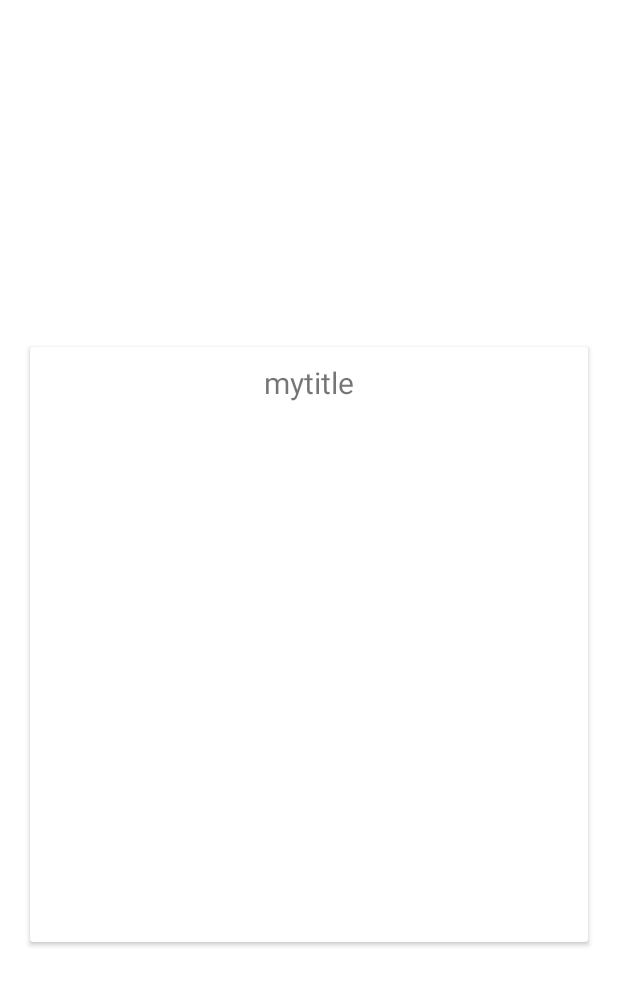
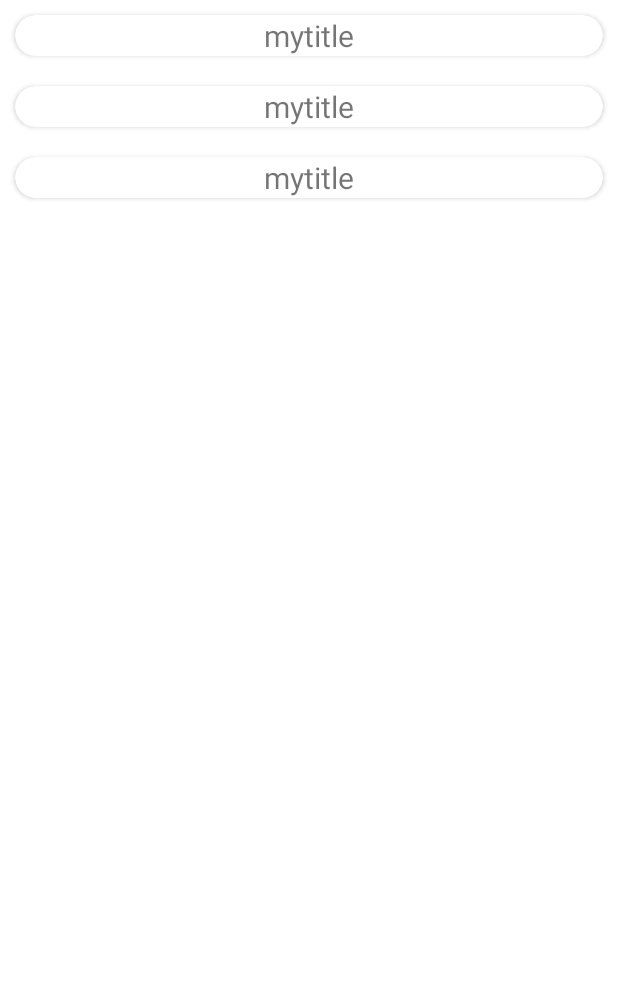
Before and after one commit to razduevmaksim/AppWithGeolocation, an Android app: the layout fragment_list.xml on its own in the app's theme, with its tools: preview values and no code run, on a phone screen of 412 x 824 dp. Shown: the top 985 px of the screen. Run offline under Robolectric (Android 15) with nearby library versions, the phone set to English and light mode, and no system bars.

```diff
--- a/app/src/main/java/com/example/geolocation/MainActivity.kt
+++ b/app/src/main/java/com/example/geolocation/MainActivity.kt
@@ -8,6 +8,12 @@ import androidx.navigation.ui.AppBarConfiguration
 import androidx.navigation.ui.setupActionBarWithNavController
 import androidx.navigation.ui.setupWithNavController
 import com.example.geolocation.databinding.ActivityMainBinding
+
+const val APP_PREFERENCES = "APP_PREFERENCES "
+var ITEM_TITLE = "ITEM_TITLE"
+var ITEM_LATITUDE = "ITEM_LATITUDE"
+var ITEM_LONGITUDE = "ITEM_LONGITUDE"
+var ITEM_EDIT_PERMISSION = "ITEM_EDIT_PERMISSION"
 
 class MainActivity : AppCompatActivity() {
 
--- a/app/src/main/res/layout/fragment_list.xml
+++ b/app/src/main/res/layout/fragment_list.xml
@@ -6,27 +6,14 @@
     android:layout_height="match_parent"
     tools:context=".ui.list.ListFragment">
 
-    <TextView
-        android:id="@+id/text_list"
-        android:layout_width="match_parent"
-        android:layout_height="wrap_content"
-        android:layout_marginStart="8dp"
-        android:layout_marginTop="8dp"
-        android:layout_marginEnd="8dp"
-        android:textAlignment="center"
-        android:textSize="20sp"
-        app:layout_constraintEnd_toEndOf="parent"
-        app:layout_constraintStart_toStartOf="parent"
-        app:layout_constraintTop_toTopOf="parent" />
-
     <androidx.recyclerview.widget.RecyclerView
         android:id="@+id/recycler_view_location"
         android:layout_width="match_parent"
-        android:layout_height="wrap_content"
+        android:layout_height="match_parent"
+        app:layoutManager="androidx.recyclerview.widget.LinearLayoutManager"
         app:layout_constraintBottom_toBottomOf="parent"
         app:layout_constraintEnd_toEndOf="parent"
         app:layout_constraintStart_toStartOf="parent"
-        app:layout_constraintTop_toBottomOf="@+id/text_list"
-        tools:listitem="@layout/item_layout"
-        app:layoutManager="androidx.recyclerview.widget.LinearLayoutManager"/>
+        app:layout_constraintTop_toTopOf="parent"
+        tools:listitem="@layout/item_layout" />
 </androidx.constraintlayout.widget.ConstraintLayout>
--- a/app/src/main/res/layout/item_layout.xml
+++ b/app/src/main/res/layout/item_layout.xml
@@ -1,17 +1,18 @@
 <?xml version="1.0" encoding="utf-8"?>
 <androidx.cardview.widget.CardView xmlns:android="http://schemas.android.com/apk/res/android"
     android:layout_width="match_parent"
-    android:layout_height="match_parent"
-    android:layout_margin="20dp">
+    android:layout_height="wrap_content"
+    xmlns:app="http://schemas.android.com/apk/res-auto"
+    app:cardElevation="2dp"
+    app:cardCornerRadius="20dp"
+    android:layout_margin="10dp">
     <TextView
         android:id="@+id/item_title"
-        android:layout_width="match_parent"
+        android:layout_width="wrap_content"
         android:layout_height="wrap_content"
-        android:gravity="center"
+        android:layout_gravity="center"
         android:text="mytitle"
-        android:textSize="20dp"
-        android:layout_marginTop="10dp"
-        android:layout_marginBottom="10dp"/>
+        android:textSize="20dp" />
 
 
 </androidx.cardview.widget.CardView>
```
Also changed, not shown: app/src/main/java/com/example/geolocation/ui/list/ListFragment.kt (+29 -12 lines), app/src/main/java/com/example/geolocation/ui/map/MapFragment.kt (+19 -5 lines), app/src/main/res/layout/fragment_settings.xml (+0 -12 lines).
